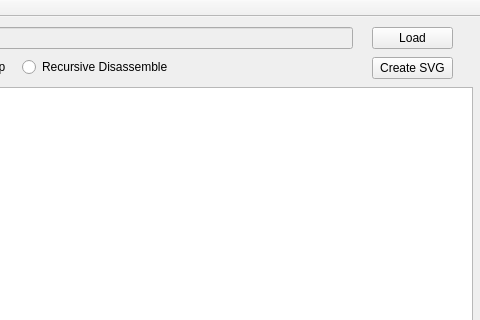
This is mainwindow.ui in efecanicoz/HeaderParsers as Qt 5 draws it before an edit; both pictures show x 228 to 708 and y 0 to 320 of the 708 by 520 pixel window. The edited form follows.
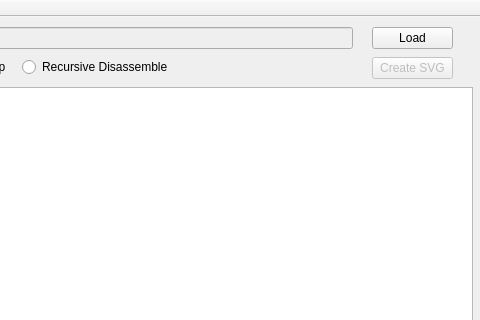
This is the edited form.

Commit message: Create SVG button is disabled at start, not after load button click

```diff
--- a/mainwindow.ui
+++ b/mainwindow.ui
@@ -54,6 +54,9 @@
     </property>
    </widget>
    <widget class="QPushButton" name="pushButton_2">
+    <property name="enabled">
+     <bool>false</bool>
+    </property>
     <property name="geometry">
      <rect>
       <x>600</x>
```
The commit also changes 1 other file.
